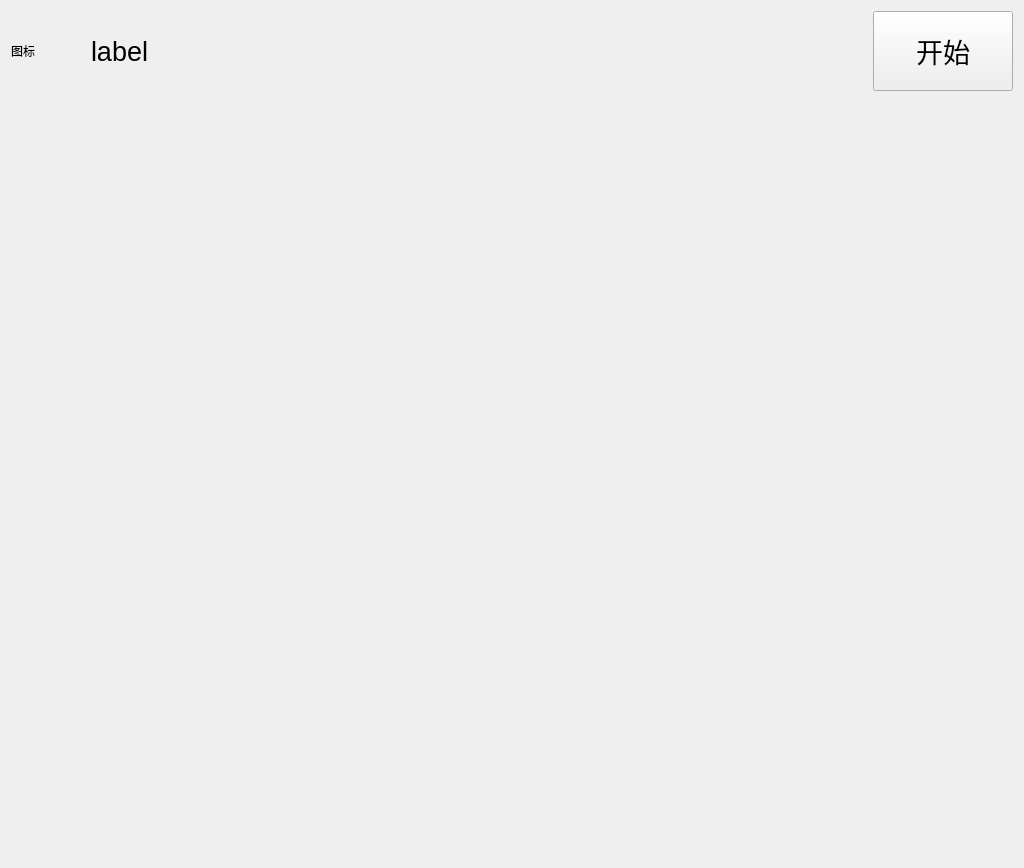
This is 4-QtTest/1-Project/4-XVPlayer/Clock/StopwatchWdg.ui in gtoo8888/-C- as Qt 5 draws it before an edit. The edited form follows.
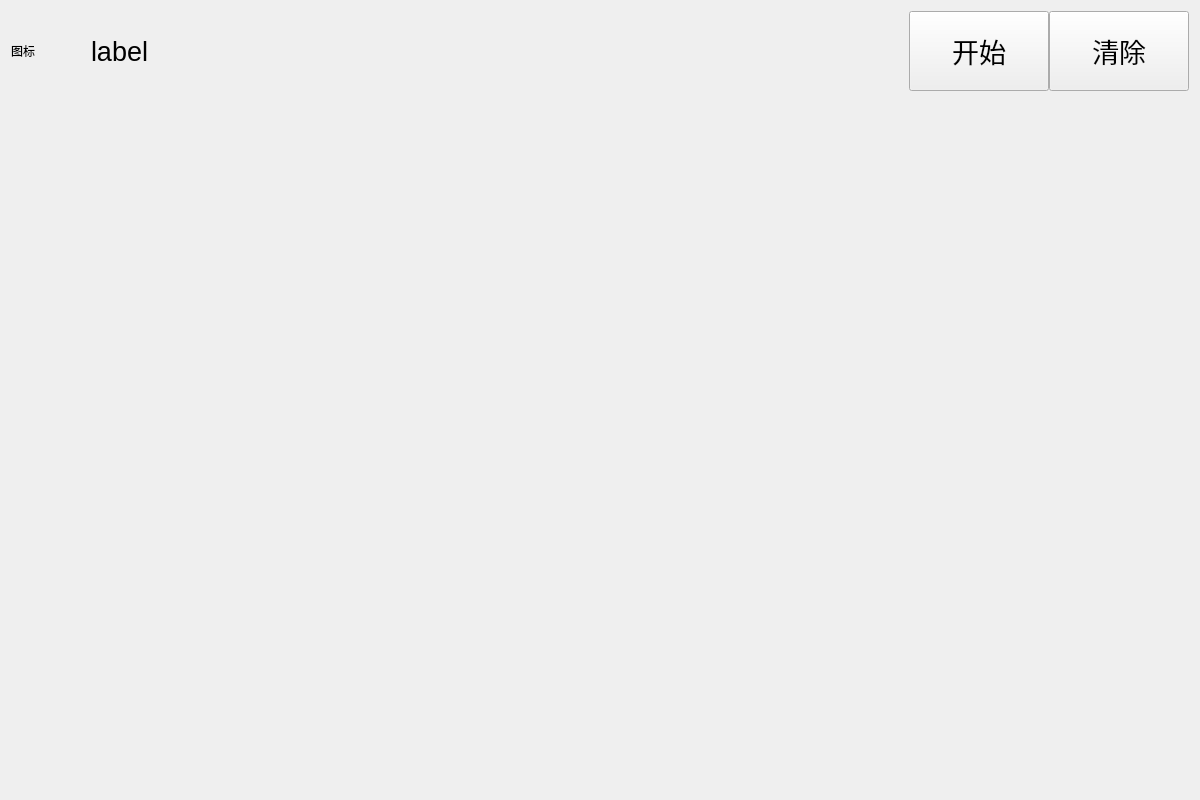
This is the edited form.

Commit message: feat: Stopwatch2

```diff
--- a/4-QtTest/1-Project/4-XVPlayer/Clock/StopwatchWdg.ui
+++ b/4-QtTest/1-Project/4-XVPlayer/Clock/StopwatchWdg.ui
@@ -6,10 +6,16 @@
    <rect>
     <x>0</x>
     <y>0</y>
-    <width>1024</width>
-    <height>868</height>
+    <width>1200</width>
+    <height>800</height>
    </rect>
   </property>
+  <property name="minimumSize">
+   <size>
+    <width>1200</width>
+    <height>800</height>
+   </size>
+  </property>
   <property name="windowTitle">
    <string>Stopwatch</string>
   </property>
@@ -93,6 +99,30 @@
         </property>
        </widget>
       </item>
+      <item>
+       <widget class="QPushButton" name="btnClockStart_2">
+        <property name="minimumSize">
+         <size>
+          <width>0</width>
+          <height>80</height>
+         </size>
+        </property>
+        <property name="maximumSize">
+         <size>
+          <width>140</width>
+          <height>16777215</height>
+         </size>
+        </property>
+        <property name="font">
+         <font>
+          <pointsize>20</pointsize>
+         </font>
+        </property>
+        <property name="text">
+         <string>清除</string>
+        </property>
+       </widget>
+      </item>
      </layout>
     </widget>
    </item>
```
Left out of the diff: 2 changed lines with no effect on the pictures. The commit also changes 5 other files.
